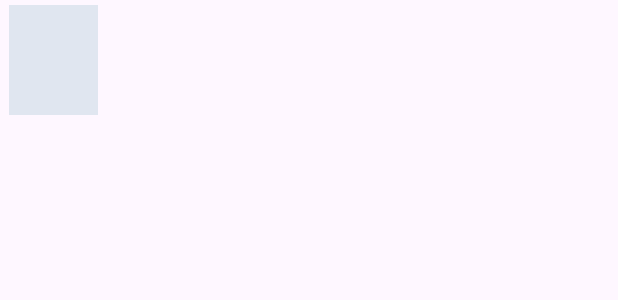
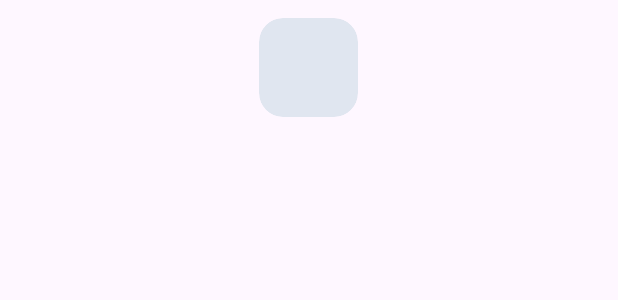
Before and after one commit to tbinh94/ExpressionPhotoBooth, an Android app: the layout item_edit_thumb.xml on its own in the app's theme, with its tools: preview values and no code run, on a phone screen of 412 x 824 dp. Shown: the top 300 px of the screen. Run offline under Robolectric (Android 15) with nearby library versions, the light colour scheme and no system bars.

Commit message:
update v2 25/3 chiều

```diff
--- a/app/src/main/res/layout/item_edit_thumb.xml
+++ b/app/src/main/res/layout/item_edit_thumb.xml
@@ -2,46 +2,40 @@
 <!-- res/layout/item_edit_thumb.xml -->
 <LinearLayout
     xmlns:android="http://schemas.android.com/apk/res/android"
-    android:layout_width="72dp"
+    xmlns:app="http://schemas.android.com/apk/res-auto"
+    android:layout_width="match_parent"
     android:layout_height="wrap_content"
     android:orientation="vertical"
     android:gravity="center_horizontal"
-    android:layout_marginEnd="8dp"
-    android:paddingBottom="4dp">
+    android:paddingBottom="12dp"
+    android:paddingTop="12dp">
 
-    <!-- Ring border (shown when selected) -->
-    <FrameLayout
+    <!-- Preview image/color Card with built-in stroke -->
+    <com.google.android.material.card.MaterialCardView
+        android:id="@+id/cardThumb"
         android:layout_width="66dp"
-        android:layout_height="80dp">
+        android:layout_height="66dp"
+        app:cardCornerRadius="16dp"
+        app:cardElevation="0dp"
+        app:strokeWidth="0dp"
+        app:strokeColor="#2A5298"
+        app:cardBackgroundColor="#E0E6F0">
 
-        <!-- Selection ring -->
-        <View
-            android:id="@+id/vThumbRing"
-            android:layout_width="match_parent"
-            android:layout_height="match_parent"
-            android:layout_margin="1dp"
-            android:background="@drawable/bg_thumb_ring"
-            android:visibility="invisible" />
-
-        <!-- Preview image/color -->
         <ImageView
             android:id="@+id/ivThumbPreview"
             android:layout_width="match_parent"
             android:layout_height="match_parent"
-            android:layout_margin="3dp"
-            android:scaleType="centerCrop"
-            android:background="#E0E6F0"
-            android:clipToOutline="true" />
+            android:scaleType="centerCrop" />
 
-    </FrameLayout>
+    </com.google.android.material.card.MaterialCardView>
 
     <!-- Label -->
     <TextView
         android:id="@+id/tvThumbLabel"
         android:layout_width="wrap_content"
         android:layout_height="wrap_content"
-        android:layout_marginTop="4dp"
-        android:textSize="10sp"
+        android:layout_marginTop="8dp"
+        android:textSize="11sp"
         android:textStyle="bold"
         android:maxLines="1"
         android:ellipsize="end"
```
Also changed, not shown: app/src/main/java/com/example/expressionphotobooth/EditPhotoActivity.java (+6 -5 lines), app/src/main/res/layout/activity_edit_photo.xml (+20 -20 lines).
